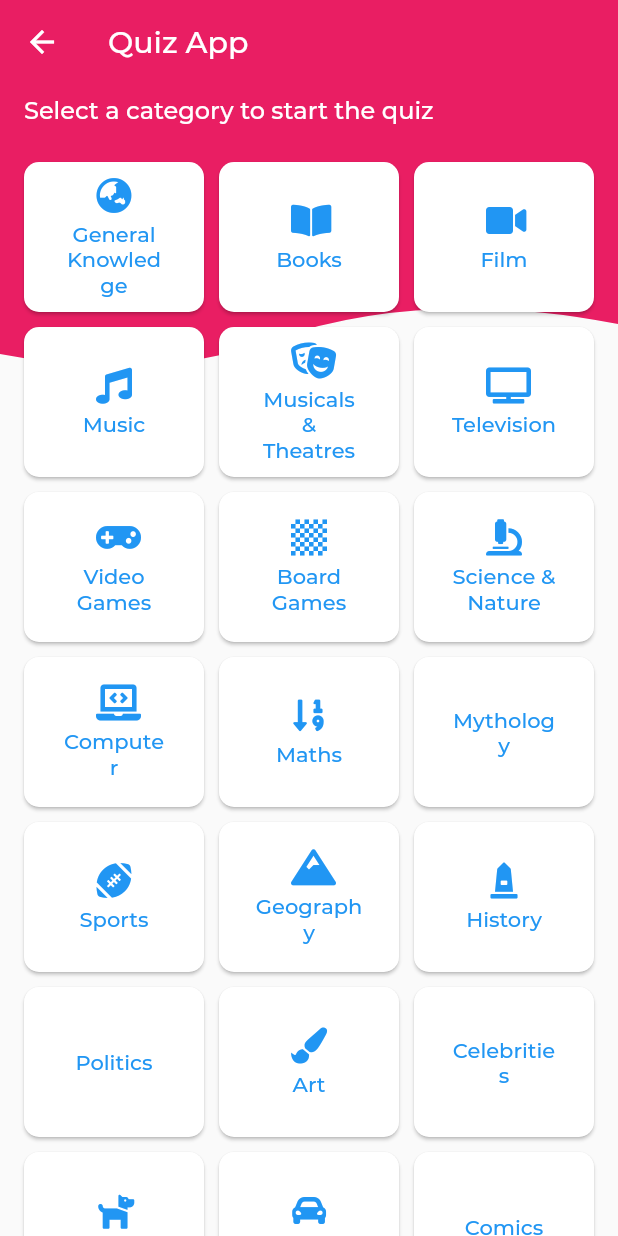
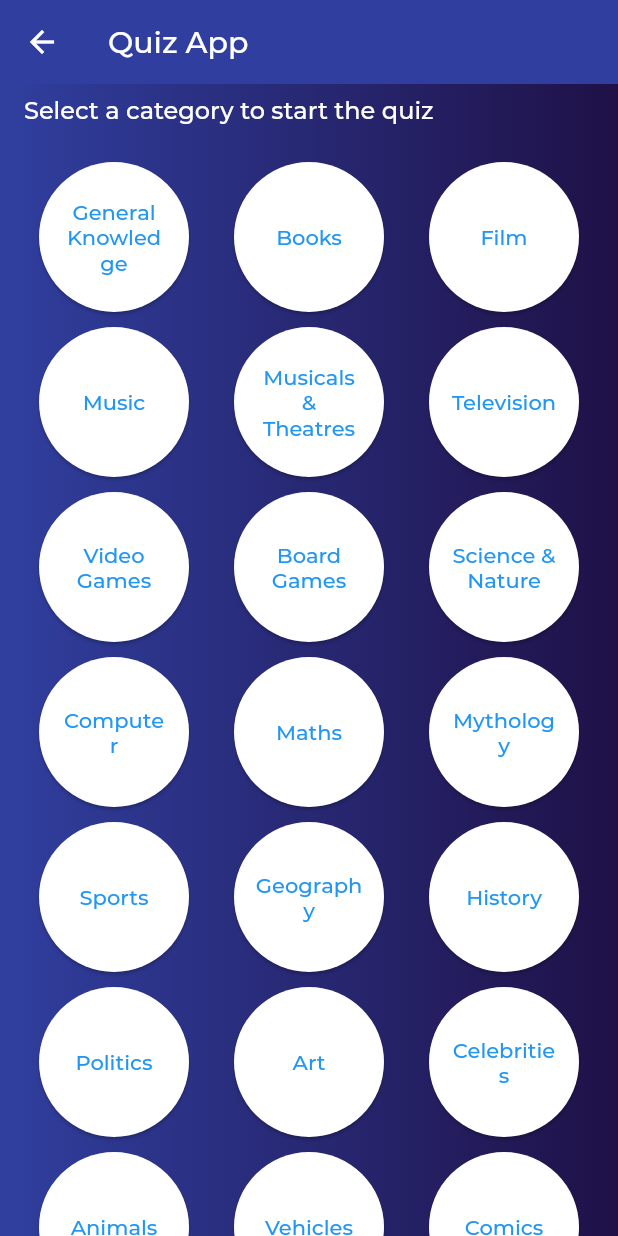
Before and after one commit to satyaroutray1/Quizapp, a Flutter app: the HomePage screen opened directly, on a phone screen of 412 x 824 dp. Run offline on Flutter 3.47's test engine with Material 2 defaults, Android fonts, the phone set to English and light mode, and no system bars; drawn by our look-alikes of auto_size_text; our stand-ins replace circular_countdown_timer, flutter_custom_clippers, fluttertoast, font_awesome_flutter, html_unescape, lottie and 1 more; project files that could hold a hidden picture were left out.

Commit message:
home page

```diff
--- a/lib/models/category.dart
+++ b/lib/models/category.dart
@@ -9,28 +9,46 @@ class Category{
 }
 
 final List<Category> categories = [
-  Category(9,"General Knowledge", icon: FontAwesomeIcons.globeAsia),
-  Category(10,"Books", icon: FontAwesomeIcons.bookOpen),
-  Category(11,"Film", icon: FontAwesomeIcons.video),
-  Category(12,"Music", icon: FontAwesomeIcons.music),
-  Category(13,"Musicals & Theatres", icon: FontAwesomeIcons.theaterMasks),
-  Category(14,"Television", icon: FontAwesomeIcons.tv),
-  Category(15,"Video Games", icon: FontAwesomeIcons.gamepad),
-  Category(16,"Board Games", icon: FontAwesomeIcons.chessBoard),
-  Category(17,"Science & Nature", icon: FontAwesomeIcons.microscope),
-  Category(18,"Computer", icon: FontAwesomeIcons.laptopCode),
-  Category(19,"Maths", icon: FontAwesomeIcons.sortNumericDown),
+  Category(9,"General Knowledge", //icon: FontAwesomeIcons.globeAsia
+  ),
+  Category(10,"Books", //icon: FontAwesomeIcons.bookOpen
+  ),
+  Category(11,"Film", //icon: FontAwesomeIcons.video
+  ),
+  Category(12,"Music", //icon: FontAwesomeIcons.music
+  ),
+  Category(13,"Musicals & Theatres", //icon: FontAwesomeIcons.theaterMasks
+  ),
+  Category(14,"Television", //icon: FontAwesomeIcons.tv
+  ),
+  Category(15,"Video Games", //icon: FontAwesomeIcons.gamepad
+  ),
+  Category(16,"Board Games", //icon: FontAwesomeIcons.chessBoard
+  ),
+  Category(17,"Science & Nature", //icon: FontAwesomeIcons.microscope
+  ),
+  Category(18,"Computer", //icon: FontAwesomeIcons.laptopCode
+  ),
+  Category(19,"Maths", //icon: FontAwesomeIcons.sortNumericDown
+  ),
   Category(20,"Mythology"),
-  Category(21,"Sports", icon: FontAwesomeIcons.footballBall),
-  Category(22,"Geography", icon: FontAwesomeIcons.mountain),
-  Category(23,"History", icon: FontAwesomeIcons.monument),
+  Category(21,"Sports", //icon: FontAwesomeIcons.footballBall
+  ),
+  Category(22,"Geography", //icon: FontAwesomeIcons.mountain
+  ),
+  Category(23,"History",// icon: FontAwesomeIcons.monument
+  ),
   Category(24,"Politics"),
-  Category(25,"Art", icon: FontAwesomeIcons.paintBrush),
+  Category(25,"Art", //icon: FontAwesomeIcons.paintBrush
+  ),
   Category(26,"Celebrities"),
-  Category(27,"Animals", icon: FontAwesomeIcons.dog),
-  Category(28,"Vehicles", icon: FontAwesomeIcons.carAlt),
+  Category(27,"Animals", //icon: FontAwesomeIcons.dog
+  ),
+  Category(28,"Vehicles", //icon: FontAwesomeIcons.carAlt
+  ),
   Category(29,"Comics"),
-  Category(30,"Gadgets", icon: FontAwesomeIcons.mobileAlt),
+  Category(30,"Gadgets", //icon: FontAwesomeIcons.mobileAlt
+  ),
   Category(31,"Japanese Anime & Manga"),
   Category(32,"Cartoon & Animation"),
 ];
--- a/lib/ui/pages/home.dart
+++ b/lib/ui/pages/home.dart
@@ -1,10 +1,22 @@
+import 'dart:io';
+
 import 'package:flutter/material.dart';
 import 'package:flutter_custom_clippers/flutter_custom_clippers.dart';
 import 'package:opentrivia/models/category.dart';
+import 'package:opentrivia/ui/pages/quiz_page.dart';
 import 'package:opentrivia/ui/widgets/quiz_options.dart';
 import 'package:auto_size_text/auto_size_text.dart';
+import 'package:opentrivia/models/question.dart';
+import 'package:opentrivia/resources/api_provider.dart';
 
-class HomePage extends StatelessWidget {
+import 'error.dart';
+
+class HomePage extends StatefulWidget {
+  @override
+  _HomePageState createState() => _HomePageState();
+}
+
+class _HomePageState extends State<HomePage> {
   final List<Color> tileColors = [
     Colors.green,
     Colors.blue,
@@ -22,17 +34,25 @@ class HomePage extends StatelessWidget {
   Widget build(BuildContext context) {
     return Scaffold(
         appBar: AppBar(
+          backgroundColor: Color(0xFF303F9F),
           title: Text('Quiz App'),
           elevation: 0,
         ),
         body: Stack(
           children: <Widget>[
             ClipPath(
-              clipper: WaveClipperTwo(),
               child: Container(
-                decoration:
-                    BoxDecoration(color: Theme.of(context).primaryColor),
-                height: 200,
+                decoration: BoxDecoration(
+                  gradient: new LinearGradient(
+                      colors: [
+                        const Color(0xFF303F9F),
+                        const Color(0xFF1F1147),
+                      ],
+                      begin: const FractionalOffset(0.0, 0.0),
+                      end: const FractionalOffset(1.0, 0.0),
+                      stops: [0.0, 1.0],
+                      tileMode: TileMode.repeated),
+                ),
               ),
             ),
             CustomScrollView(
@@ -79,10 +99,13 @@ class HomePage extends StatelessWidget {
       elevation: 1.0,
       highlightElevation: 1.0,
       onPressed: () {
-        _categoryPressed(context, category);
+        //_categoryPressed(context, category);
+
+        _startQuiz(category);
       },
-      shape: RoundedRectangleBorder(
-        borderRadius: BorderRadius.circular(10.0),
+      shape: CircleBorder(
+        side: BorderSide.none
+        //borderRadius: BorderRadius.circular(10.0),
       ),
       color: Colors.white,//Colors.grey.shade800,
       textColor: Colors.blue,
@@ -93,6 +116,7 @@ class HomePage extends StatelessWidget {
           if (category.icon != null) SizedBox(height: 5.0),
           AutoSizeText(
             category.name,
+
             minFontSize: 10.0,
             textAlign: TextAlign.center,
             maxLines: 3,
@@ -107,11 +131,52 @@ class HomePage extends StatelessWidget {
     showModalBottomSheet(
       context: context,
       builder: (sheetContext) => BottomSheet(
-        builder: (_) => QuizOptionsDialog(
-          category: category,
-        ),
+        builder: (_) {
+          return QuizOptionsDialog(
+            category: category,
+          );
+        },
         onClosing: () {},
       ),
     );
   }
+
+
+  void _startQuiz(Category category) async {
+    setState(() {
+      //processing=true;
+    });
+    try {
+      List<Question> questions =  await getQuestions(category, 10, "easy");
+      Navigator.pop(context);
+      if(questions.length < 1) {
+        Navigator.of(context).push(MaterialPageRoute(
+            builder: (_) {
+              return ErrorPage(
+                message: "There are not enough questions in the category, with the options you selected.",);
+            }
+        ));
+        return;
+      }
+      Navigator.push(context, MaterialPageRoute(
+          builder: (_) => QuizPage(questions: questions, category: category,)
+      ));
+    }on SocketException catch (_) {
+      Navigator.pushReplacement(context, MaterialPageRoute(
+          builder: (_) {
+            return ErrorPage(message: "Can't reach the servers, \n Please check your internet connection.",);
+          }
+      ));
+    } catch(e){
+      print(e.message);
+      Navigator.pushReplacement(context, MaterialPageRoute(
+          builder: (_) {
+            return ErrorPage(message: "Unexpected error trying to connect to the API",);
+          }
+      ));
+    }
+    setState(() {
+      //processing=false;
+    });
+  }
 }
```
Also changed, not shown: 1 other file.
